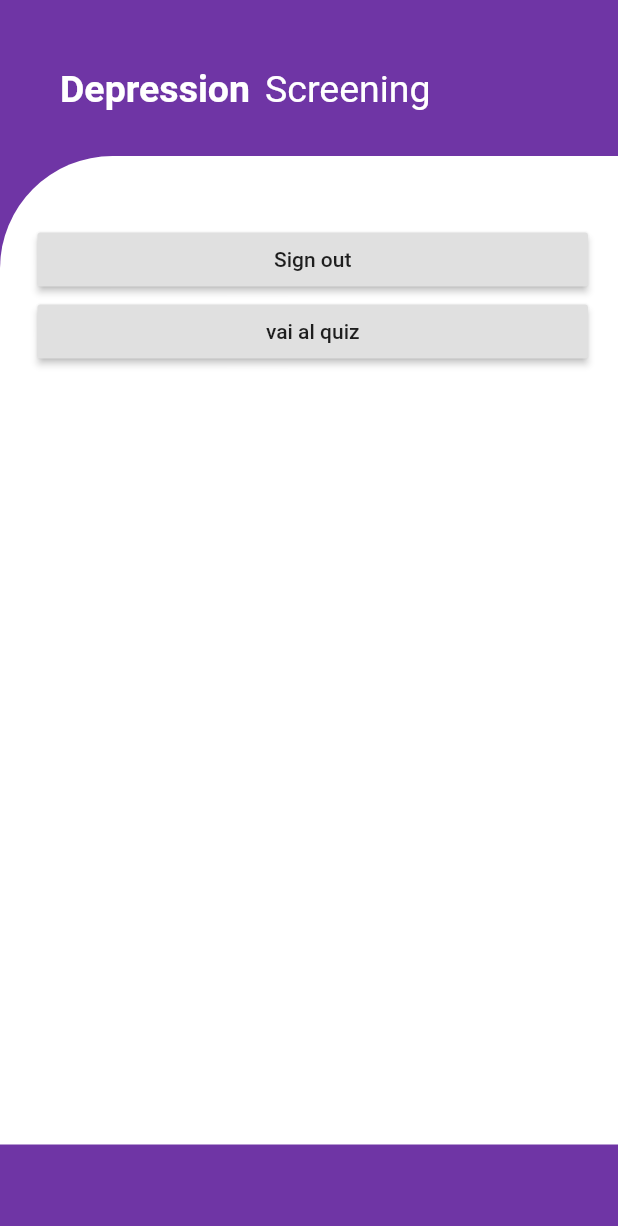
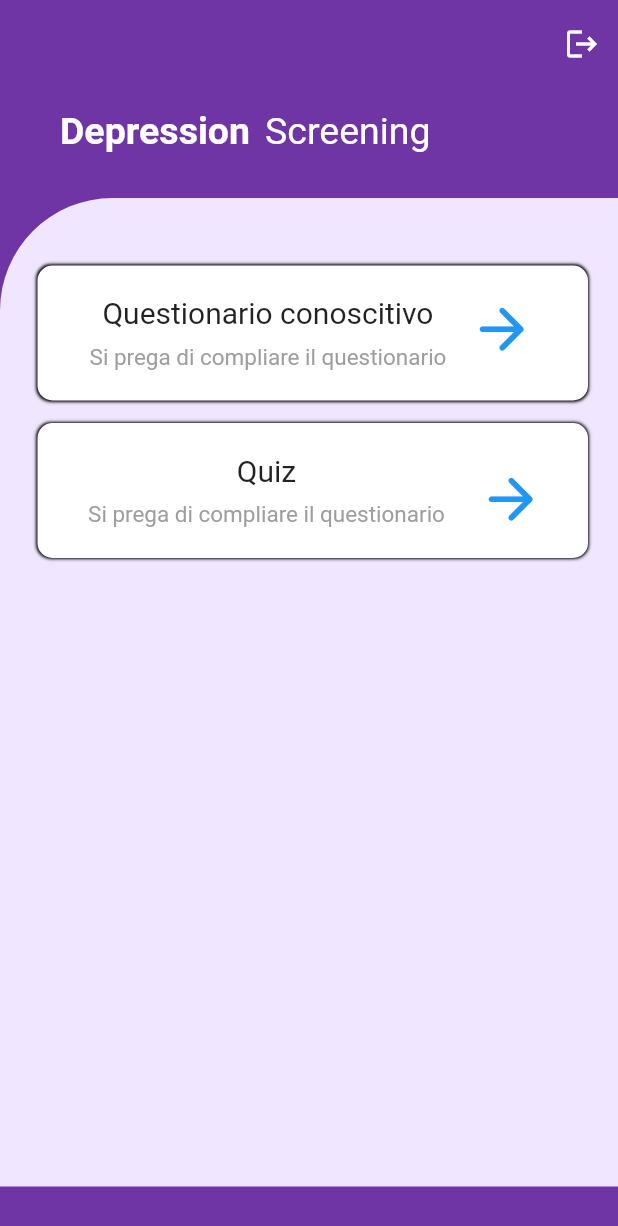
Before and after one commit to Team-Informatica-Economia/depression_screening_app, a Flutter app: the HomePage screen opened directly, on a phone screen of 412 x 824 dp. Shown: the top 1226 px of the screen. Run offline on Flutter 3.47's test engine with Material 2 defaults, Android fonts, the light colour scheme and no system bars; our stand-ins replace firebase_auth, firebase_core, flutter_svg; accounts and stored records are empty; Roboto replaces fonts that are missing (Montserr, Montserrat).

Commit message:
home page

```diff
--- a/lib/home.dart
+++ b/lib/home.dart
@@ -5,21 +5,45 @@ import 'package:provider/provider.dart';
 
 import 'Screens/Quiz/quiz.dart';
 
-
 class HomePage extends StatefulWidget {
   @override
   _HomePageState createState() => _HomePageState();
 }
 
 class _HomePageState extends State<HomePage> {
+
   @override
   Widget build(BuildContext context) {
+    Size size = MediaQuery.of(context).size;
     return Scaffold(
       backgroundColor: KPrimaryColor,
       body: ListView(
         children: <Widget>[
           Padding(
-            padding: EdgeInsets.only(top: 35.0, left: 10.0),
+            padding: EdgeInsets.only(top: 5.0, left: 10.0),
+            child: Row(
+              mainAxisAlignment: MainAxisAlignment.end,
+              children: <Widget>[
+                Container(
+                    width: 125.0,
+                    child: Row(
+                      mainAxisAlignment: MainAxisAlignment.end,
+                      children: <Widget>[
+                        IconButton(
+                          icon: Icon(Icons.logout),
+                          color: Colors.white,
+                          onPressed: () {
+                            context.read<AuthenticationService>().signOut();
+                          },
+                        ),
+                      ],
+                    )
+                )
+              ],
+            ),
+          ),
+          Padding(
+            padding: EdgeInsets.only(top: 10.0, left: 10.0),
           ),
           SizedBox(height: 10.0),
           Padding(
@@ -48,7 +72,7 @@ class _HomePageState extends State<HomePage> {
                 .size
                 .height-165,
             decoration: BoxDecoration(
-              color: Colors.white,
+              color: KPrimaryLightColor,
               borderRadius: BorderRadius.only(topLeft: Radius.circular(75.0)),
             ),
             child: ListView(
@@ -57,14 +81,119 @@ class _HomePageState extends State<HomePage> {
                 Padding(
                     padding: EdgeInsets.only(top: 45.0),
                 ),
-                RaisedButton(
+                Container(
+                  height: 90,
+                  width: size.width*0.8,
+                  decoration: BoxDecoration(
+                      borderRadius: BorderRadius.circular(10.0),
+                      color: Colors.white,
+                      boxShadow: [
+                        BoxShadow(
+                            blurRadius: 1.0,
+                            color: Colors.black,
+                            spreadRadius: 0.5
+                        )
+                      ]
+                  ),
+                  padding: EdgeInsets.all(20),
+                  child: Row(
+                    mainAxisAlignment: MainAxisAlignment.spaceEvenly,
+                    children: [
+                      Column(
+                        mainAxisAlignment: MainAxisAlignment.center,
+                        children: <Widget>[
+                          Row(
+                            children: <Widget>[
+                              Text("Questionario conoscitivo",
+                                style: TextStyle(
+                                    fontFamily: 'Montserr',
+                                    fontSize: 20
+                                ),
+                              ),
+                            ],
+                          ),
+                          SizedBox(height: 9.0),
+                          Row(
+                            children: <Widget>[
+                              Text("Si prega di compliare il questionario",
+                                style: TextStyle(
+                                    fontFamily: 'Montserrat',
+                                    fontSize: 15.0,
+                                    color: Colors.grey
+                                ),
+                              )
+                            ],
+                          ),
+                        ],
+                      ),
+                      Column(
+                        children: [
+                          Icon(
+                            Icons.arrow_forward_rounded,
+                            color: Colors.blue,
+                            size: 45.0,
+                          ),
+                        ],
+                      ),
+                    ],
+                  ),
+                ),
+                SizedBox(height: 15.0),
+                Container(
+                  height: 90,
+                  width: size.width*0.8,
+                  decoration: BoxDecoration(
+                      borderRadius: BorderRadius.circular(10.0),
+                      color: Colors.white,
+                      boxShadow: [
+                        BoxShadow(
+                            blurRadius: 1.0,
+                            color: Colors.black,
+                            spreadRadius: 0.5
+                        )
+                      ]
+                  ),
+                  padding: EdgeInsets.all(20),
+                  child: Row(
+                    mainAxisAlignment: MainAxisAlignment.spaceEvenly,
+                    children: [
+                      Column(
+                        mainAxisAlignment: MainAxisAlignment.center,
+                        children: <Widget>[
+                          Row(
+                            children: <Widget>[
+                              Text("Quiz",
+                                style: TextStyle(
+                                    fontFamily: 'Montserr',
+                                    fontSize: 20
+                                ),
+                              ),
+                            ],
+                          ),
+                          SizedBox(height: 9.0),
+                          Row(
+                            children: <Widget>[
+                              Text("Si prega di compliare il questionario",
+                                style: TextStyle(
+                                    fontFamily: 'Montserrat',
+                                    fontSize: 15.0,
+                                    color: Colors.grey
+                                ),
+                              )
+                            ],
+                          ),
+                        ],
+                      ),
+                      Column(
+                        children: [
+                          IconButton(
+                            icon: Icon(
+                              Icons.arrow_forward_rounded,
+                              color: Colors.blue,
+                              size: 45.0,
+                            ),
                             onPressed: () {
-                    context.read<AuthenticationService>().signOut();
-                  },
-                  child: Text("Sign out"),
-                ),
-                RaisedButton(
-                  onPressed: () {Navigator.push(
+                              Navigator.push(
                                 context,
                                 MaterialPageRoute(
                                   builder: (context){
@@ -73,11 +202,15 @@ class _HomePageState extends State<HomePage> {
                                 ),
                               );
                             },
-                  child: Text("vai al quiz"),
                           )
                         ],
                       ),
-          )
+                    ],
+                  ),
+                ),
+              ],
+            ),
+          ),
         ],
       ),
     );
```
Lines whose indentation alone changed are shown as unchanged.
